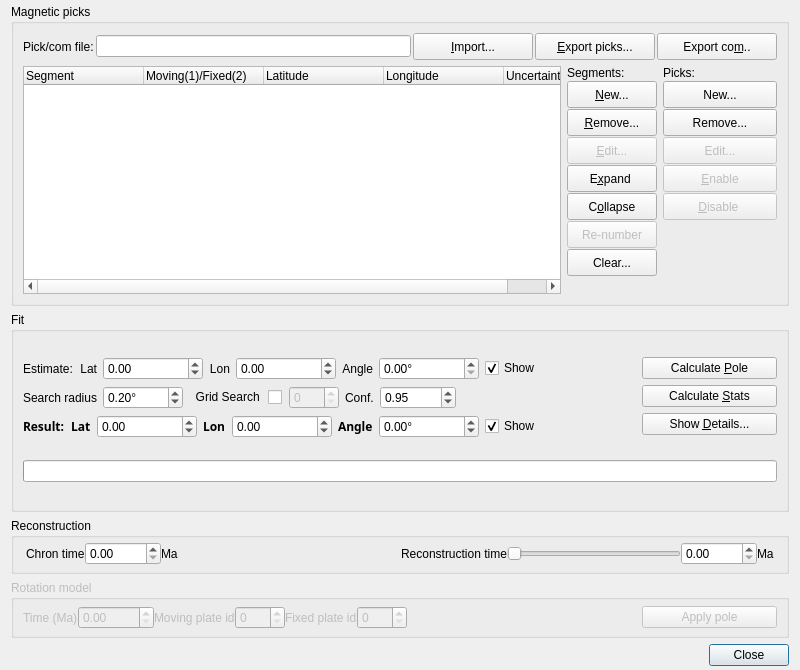
Above: src/qt-widgets/HellingerDialogUi.ui from GPlates/GPlates before the change. Below: the same form after it.
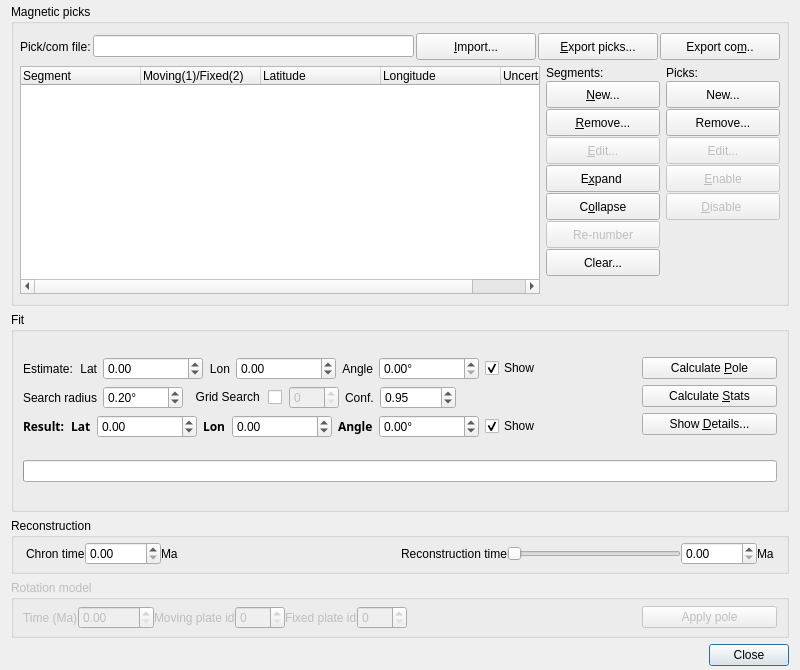
That is the form after the change.

Commit message: (hellinger) Further macbook tweaks. What begins to look OK here looks naff on other systems and vice-versa......

```diff
--- a/src/qt-widgets/HellingerDialogUi.ui
+++ b/src/qt-widgets/HellingerDialogUi.ui
@@ -94,6 +94,12 @@
       <string>Magnetic picks</string>
      </property>
      <layout class="QGridLayout" name="gridLayout_2">
+      <property name="leftMargin">
+       <number>6</number>
+      </property>
+      <property name="rightMargin">
+       <number>6</number>
+      </property>
       <item row="0" column="0" colspan="2">
        <layout class="QHBoxLayout" name="horizontalLayout_6">
         <property name="spacing">
@@ -229,7 +235,7 @@
          <widget class="QPushButton" name="button_new_segment">
           <property name="minimumSize">
            <size>
-            <width>90</width>
+            <width>114</width>
             <height>27</height>
            </size>
           </property>
@@ -261,7 +267,7 @@
          <widget class="QPushButton" name="button_remove_segment">
           <property name="minimumSize">
            <size>
-            <width>90</width>
+            <width>0</width>
             <height>27</height>
            </size>
           </property>
@@ -277,7 +283,7 @@
          <widget class="QPushButton" name="button_remove_pick">
           <property name="minimumSize">
            <size>
-            <width>90</width>
+            <width>0</width>
             <height>27</height>
            </size>
           </property>
@@ -296,7 +302,7 @@
           </property>
           <property name="minimumSize">
            <size>
-            <width>90</width>
+            <width>0</width>
             <height>27</height>
            </size>
           </property>
@@ -321,7 +327,7 @@
           </property>
           <property name="minimumSize">
            <size>
-            <width>90</width>
+            <width>0</width>
             <height>27</height>
            </size>
           </property>
@@ -356,7 +362,7 @@
           </property>
           <property name="minimumSize">
            <size>
-            <width>90</width>
+            <width>0</width>
             <height>27</height>
            </size>
           </property>
@@ -391,7 +397,7 @@
           </property>
           <property name="minimumSize">
            <size>
-            <width>90</width>
+            <width>0</width>
             <height>27</height>
            </size>
           </property>
```
The commit also changes 1 other file.
